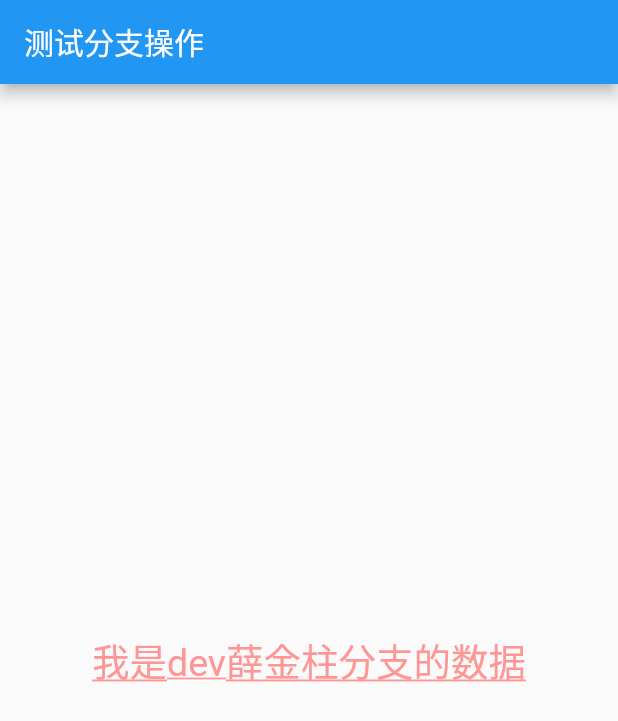
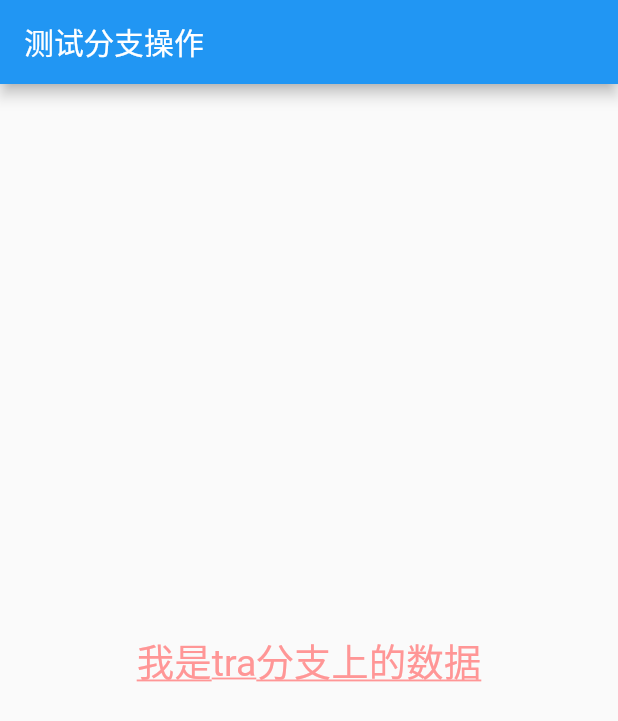
Before and after one commit to zhuzilyy/flutter_app, a Flutter app: the screen it shows after launch, on a phone screen of 412 x 824 dp. Shown: the top 721 px of the screen. Run offline on Flutter 3.47's test engine with Material 2 defaults, Android fonts, the phone set to English and light mode, and no system bars.

Commit message:
修改title

```diff
--- a/lib/main.dart
+++ b/lib/main.dart
@@ -15,7 +15,7 @@ class MyApp extends StatelessWidget{
         ),
         body: Center(
           child: Text(
-                  "我是dev薛金柱分支的数据",
+                  "我是tra分支上的数据",
             textAlign: TextAlign.left,
         /*    maxLines: 1,
             overflow: TextOverflow.ellipsis,*/
```
